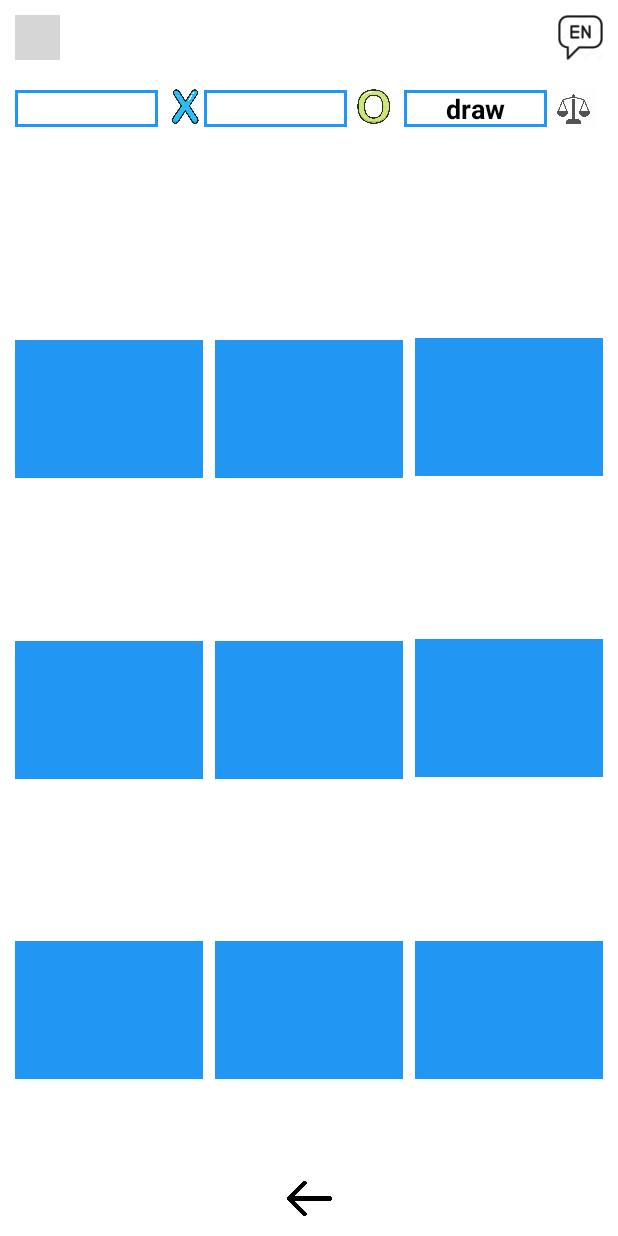
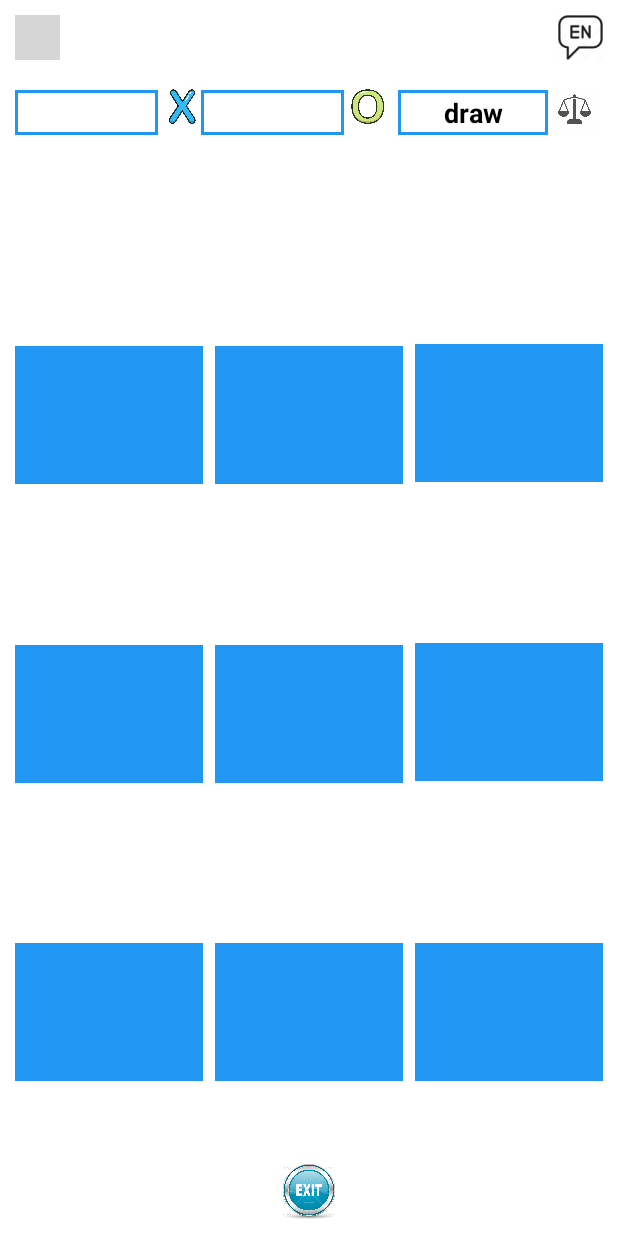
Before and after one commit to HendSayed25/XO_Game, an Android app: the GameActivity screen opened directly, with no data from a screen before it, on a phone screen of 412 x 824 dp. Run offline under Robolectric (Android 15) with nearby library versions, the phone set to English and light mode, and no system bars; grey boxes are pictures that could not be loaded.

Commit message:
Added Service Class which Used to handle the sound in background at Register Activity. Added exit icon in GameActivity.

```diff
--- a/app/src/main/AndroidManifest.xml
+++ b/app/src/main/AndroidManifest.xml
@@ -20,9 +20,6 @@
             android:name=".LoginActivity"
             android:exported="false" />
         <activity
-            android:name=".SettingActivity"
-            android:exported="false" />
-        <activity
             android:name=".GameActivity"
             android:exported="false" />
         <activity
@@ -37,6 +34,7 @@
                 <category android:name="android.intent.category.LAUNCHER" />
             </intent-filter>
         </activity>
+        <service android:name=".MyService"/>
     </application>
 
 </manifest>
--- a/app/src/main/java/com/example/xo_game/GameActivity.java
+++ b/app/src/main/java/com/example/xo_game/GameActivity.java
@@ -27,7 +27,7 @@ public class GameActivity extends AppCompatActivity {
     String playerSympol;
     Boolean withAi;
     MediaPlayer media;
-    ImageView sound_icon,noSound_icon,language_icon,back_icon;
+    ImageView sound_icon,noSound_icon,language_icon, exit_icon;
     String []languages={"English","Arabic","German","French","Italiano"};
     Boolean sound=true;
 
@@ -41,7 +41,7 @@ public class GameActivity extends AppCompatActivity {
 
         //set tha language of app
         String lang=SharedPreferenceHelper.getLanguage(getApplicationContext());
-        getIconAndLanguage(lang);
+        setLocale(lang);
 
         //set the mode of sound
         sound=SharedPreferenceHelper.getSoundMode(getApplicationContext());
@@ -106,7 +106,7 @@ public class GameActivity extends AppCompatActivity {
                 showLanguagePopupMenu(v);
             }
         });
-        back_icon.setOnClickListener(new View.OnClickListener() {
+        exit_icon.setOnClickListener(new View.OnClickListener() {
             @Override
             public void onClick(View v) {
                 Intent i = new Intent(GameActivity.this, HomeActivity.class);
@@ -126,7 +126,7 @@ public class GameActivity extends AppCompatActivity {
         sound_icon=findViewById(R.id.sound_btn);
         noSound_icon=findViewById(R.id.noSound_btn);
         language_icon=findViewById(R.id.language_icon);
-        back_icon=findViewById(R.id.back_icon);
+        exit_icon =findViewById(R.id.exit_icon);
         rootElement=findViewById(R.id.root_element);//this contains all elements in the xml , will use it for buttons
 
     }
@@ -305,7 +305,7 @@ public class GameActivity extends AppCompatActivity {
                     counter = 0;
                     playerSympol = "";
                     if (sound) {
-                        media = MediaPlayer.create(GameActivity.this, R.raw.win_sound);
+                        media = MediaPlayer.create(GameActivity.this, R.raw.draw_sound);
                         media.start();
                     }
                     initBoardState();
@@ -418,6 +418,7 @@ public class GameActivity extends AppCompatActivity {
                     setLocale("en"); // Default to English
                     break;
             }
+            recreate();
             return true;
         });
 
@@ -453,43 +454,7 @@ public class GameActivity extends AppCompatActivity {
                 break;
         }
 
-        // Restart the activity to apply the language change
-        Intent refresh =getIntent();
-        finish();
-        startActivity(refresh);
-
-
-    }
-    public void getIconAndLanguage(String languageCode) {
-        Locale locale = new Locale(languageCode);
-        Locale.setDefault(locale);
-        Configuration config = new Configuration();
-        config.setLocale(locale);
-        getApplicationContext().getResources().updateConfiguration(config,getApplicationContext().getResources().getDisplayMetrics());
-
-
-        //change the icon of language
-        switch (languageCode) {
-            case "fr":
-                language_icon.setImageResource(R.drawable.french_icon);
-                break;
-            case "de":
-                language_icon.setImageResource(R.drawable.german_icon);
-                break;
-            case "ar":
-                language_icon.setImageResource(R.drawable.arabic_icon);
-                break;
-            case "it":
-                language_icon.setImageResource(R.drawable.italy_icon);
-                break;
-            default:
-                // Default to English
-                language_icon.setImageResource(R.drawable.english_icon);
-                break;
-        }
-
     }
 
 
-
 }
--- a/app/src/main/res/layout/activity_game.xml
+++ b/app/src/main/res/layout/activity_game.xml
@@ -11,10 +11,11 @@
     <TextView
         android:id="@+id/firstPlayer"
         android:layout_width="95dp"
-        android:layout_height="wrap_content"
+        android:layout_height="30dp"
         app:layout_constraintTop_toTopOf="parent"
         app:layout_constraintStart_toStartOf="parent"
         tools:text="Hend"
+        android:gravity="center"
         android:textAlignment="center"
         android:textSize="18sp"
         android:textStyle="bold"
@@ -22,6 +23,9 @@
         android:layout_marginLeft="10dp"
         style="@style/labelStyle"
         android:background="@drawable/border_of_textview"
+        android:maxLines="1"
+        android:ellipsize="end"
+
         />
 
     <ImageView
@@ -30,7 +34,7 @@
         android:layout_height="25dp"
         app:layout_constraintTop_toTopOf="parent"
         app:layout_constraintStart_toEndOf="@id/firstPlayer"
-        android:layout_marginLeft="5dp"
+        android:layout_marginLeft="3dp"
         android:src="@drawable/x_icon"
         android:layout_marginTop="58dp"
        />
@@ -83,7 +87,7 @@
     <TextView
         android:id="@+id/secondPlayer"
         android:layout_width="95dp"
-        android:layout_height="wrap_content"
+        android:layout_height="30dp"
         app:layout_constraintTop_toTopOf="parent"
         app:layout_constraintStart_toEndOf="@id/x_sympol"
         android:layout_marginTop="60dp"
@@ -91,9 +95,13 @@
         android:textStyle="bold"
         tools:layout_editor_absoluteX="144dp"
         tools:text="second"
+        android:gravity="center"
+
         android:textAlignment="center"
         style="@style/labelStyle"
         android:background="@drawable/border_of_textview"
+        android:maxLines="1"
+        android:ellipsize="end"
         />
 
     <ImageView
@@ -104,7 +112,7 @@
         app:layout_constraintStart_toEndOf="@id/secondPlayer"
         android:src="@drawable/o_icon"
         android:layout_marginTop="58dp"
-        android:layout_marginLeft="5dp"
+        android:layout_marginLeft="3dp"
         />
 
     <TextView
@@ -125,8 +133,8 @@
 
     <TextView
         android:id="@+id/draw"
-        android:layout_width="95dp"
-        android:layout_height="wrap_content"
+        android:layout_width="100dp"
+        android:layout_height="30dp"
         android:layout_marginStart="7dp"
         android:layout_marginTop="60dp"
         android:background="@drawable/border_of_textview"
@@ -136,7 +144,10 @@
         app:layout_constraintStart_toEndOf="@id/o"
         app:layout_constraintTop_toTopOf="parent"
         android:text="@string/draw"
+        android:gravity="center"
         style="@style/labelStyle"
+        android:maxLines="1"
+        android:ellipsize="end"
         />
 
     <ImageView
@@ -316,13 +327,13 @@
         />
 
     <ImageView
-        android:id="@+id/back_icon"
-        android:layout_width="30dp"
-        android:layout_height="30dp"
+        android:id="@+id/exit_icon"
+        android:layout_width="40dp"
+        android:layout_height="40dp"
         app:layout_constraintBottom_toBottomOf="parent"
         app:layout_constraintStart_toStartOf="parent"
         app:layout_constraintEnd_toEndOf="parent"
-        android:src="@drawable/back"
+        android:src="@drawable/img"
         android:layout_margin="10dp"
 
         />
--- a/app/src/main/res/layout/activity_home.xml
+++ b/app/src/main/res/layout/activity_home.xml
@@ -68,8 +68,8 @@
         android:layout_margin="10dp"
         android:visibility="invisible"
         />
-    <ImageView
-        android:id="@+id/back_icon"
+   <!-- <ImageView
+        android:id="@+id/exit_icon"
         android:layout_width="30dp"
         android:layout_height="30dp"
         app:layout_constraintBottom_toBottomOf="parent"
@@ -78,7 +78,7 @@
         android:src="@drawable/back"
         android:layout_margin="10dp"
 
-        />
+        />-->
 
     <TextView
         android:id="@+id/chooseYourMode"
--- a/app/src/main/res/layout/activity_register.xml
+++ b/app/src/main/res/layout/activity_register.xml
@@ -168,7 +168,7 @@
         />
 
     <ImageView
-        android:id="@+id/back_icon"
+        android:id="@+id/exit_icon"
         android:layout_width="30dp"
         android:layout_height="30dp"
         app:layout_constraintBottom_toBottomOf="parent"
```
Also changed, not shown: app/src/main/java/com/example/xo_game/HomeActivity.java (+6 -36 lines), app/src/main/java/com/example/xo_game/LoginActivity.java (+8 -30 lines), app/src/main/java/com/example/xo_game/MyService.java (added, +37 -0 lines), app/src/main/java/com/example/xo_game/RegisterActivity.java (+23 -53 lines).
